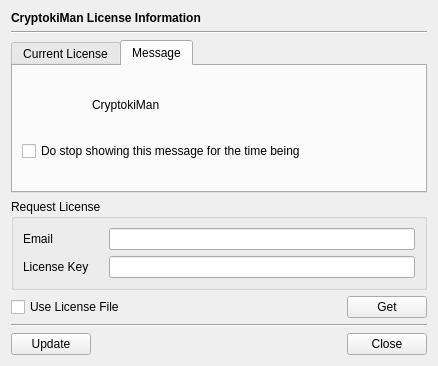
jykim74/CryptokiMan, file CryptokiMan/lcn_info_dlg.ui: the form before one commit.
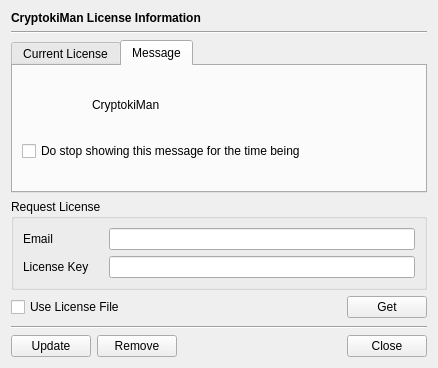
The form after the commit. Icons and pictures are not drawn.

The edit to the form file:
```diff
--- a/CryptokiMan/lcn_info_dlg.ui
+++ b/CryptokiMan/lcn_info_dlg.ui
@@ -7,7 +7,7 @@
     <x>0</x>
     <y>0</y>
     <width>438</width>
-    <height>366</height>
+    <height>368</height>
    </rect>
   </property>
   <property name="windowTitle">
@@ -354,26 +354,6 @@
    </item>
    <item>
     <layout class="QGridLayout" name="gridLayout">
-     <item row="0" column="1">
-      <spacer name="horizontalSpacer">
-       <property name="orientation">
-        <enum>Qt::Horizontal</enum>
-       </property>
-       <property name="sizeHint" stdset="0">
-        <size>
-         <width>40</width>
-         <height>20</height>
-        </size>
-       </property>
-      </spacer>
-     </item>
-     <item row="0" column="2">
-      <widget class="QPushButton" name="mCloseBtn">
-       <property name="text">
-        <string>Close</string>
-       </property>
-      </widget>
-     </item>
      <item row="0" column="0">
       <widget class="QPushButton" name="mUpdateBtn">
        <property name="text">
@@ -381,6 +361,33 @@
        </property>
       </widget>
      </item>
+     <item row="0" column="3">
+      <widget class="QPushButton" name="mCloseBtn">
+       <property name="text">
+        <string>Close</string>
+       </property>
+      </widget>
+     </item>
+     <item row="0" column="2">
+      <spacer name="horizontalSpacer">
+       <property name="orientation">
+        <enum>Qt::Horizontal</enum>
+       </property>
+       <property name="sizeHint" stdset="0">
+        <size>
+         <width>40</width>
+         <height>20</height>
+        </size>
+       </property>
+      </spacer>
+     </item>
+     <item row="0" column="1">
+      <widget class="QPushButton" name="mRemoveBtn">
+       <property name="text">
+        <string>Remove</string>
+       </property>
+      </widget>
+     </item>
     </layout>
    </item>
   </layout>
```
